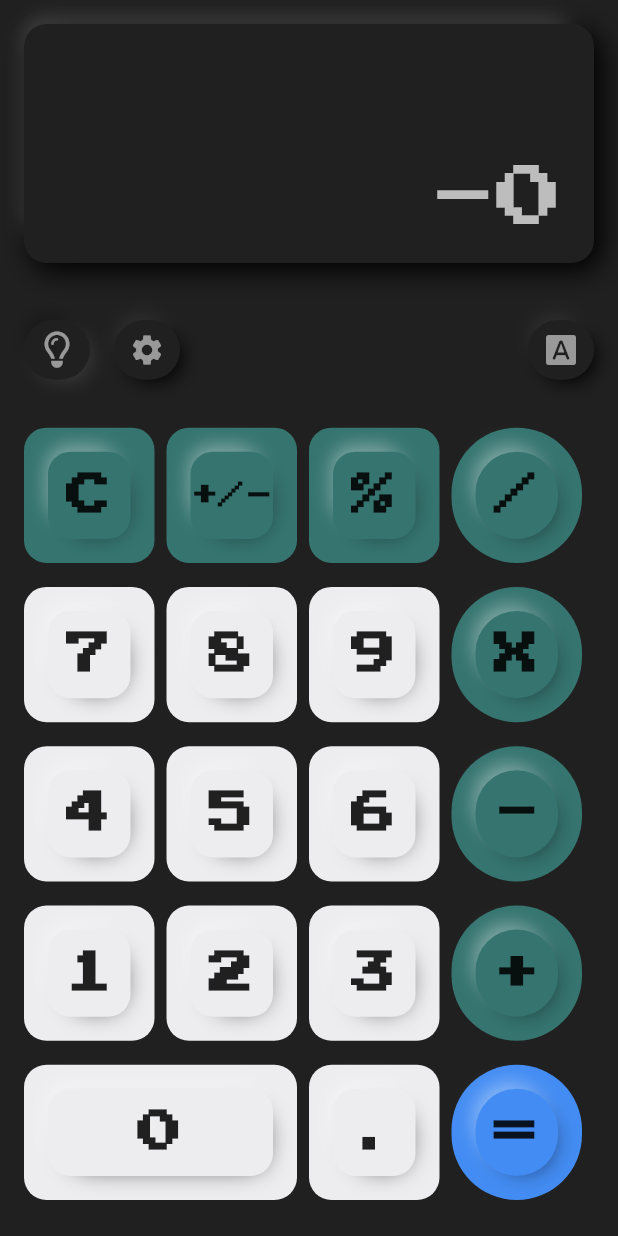
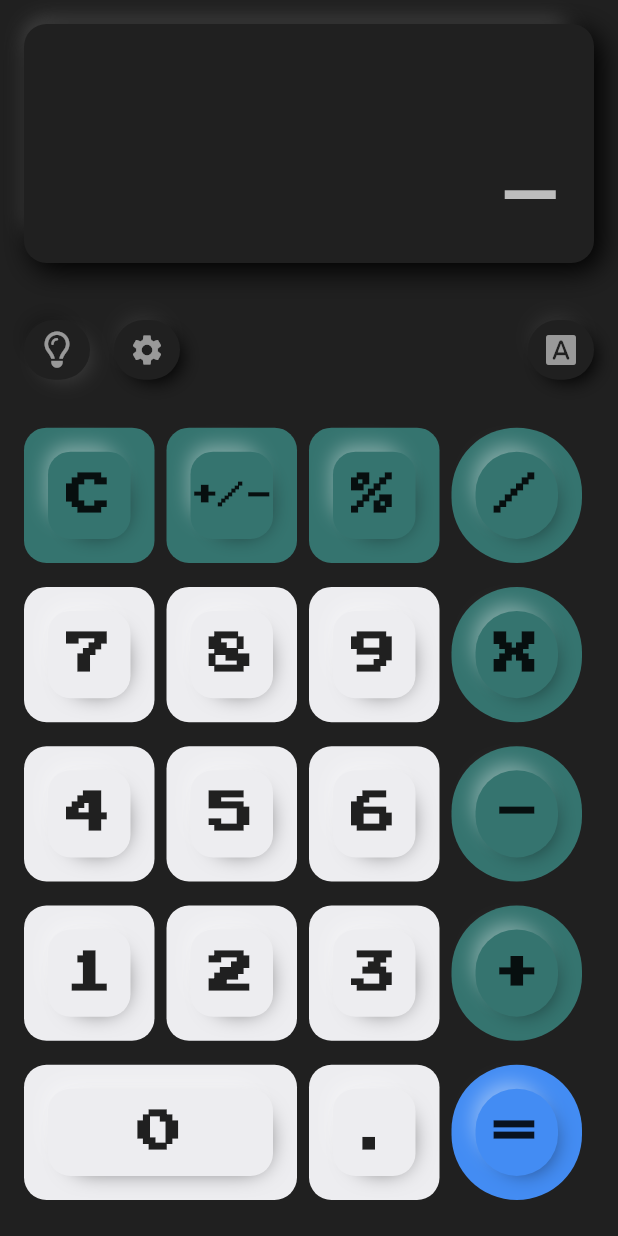
Before and after one commit to pedrooruass/Calculator-AT, a Flutter app: the screen it shows after launch, after a tap on the "dark mode" icon, after a tap on "+/-", on a phone screen of 412 x 824 dp. Run offline on Flutter 3.47's test engine with Material 2 defaults, Android fonts, the phone set to English and light mode, and no system bars; drawn by our look-alikes of auto_size_text; our stand-ins replace font_awesome_flutter, google_fonts, shared_preferences.

Commit message:
Fixing negative problems

```diff
--- a/lib/application/providers/calculation_provider.dart
+++ b/lib/application/providers/calculation_provider.dart
@@ -11,6 +11,9 @@ class CalculationProvider extends ChangeNotifier {
     if (showNumber == "0") {
       showNumber = "";
     }
+    if (showNumber == '-') {
+      showNumber = '-0';
+    }
     if (showNumber == '.') {
       showNumber = '0.';
     }
@@ -19,6 +22,9 @@ class CalculationProvider extends ChangeNotifier {
   }
 
   addSign() {
+    if (showNumber == "0") {
+      showNumber = "";
+    }
     if (showNumber.contains('-')) {
       showNumber = showNumber.replaceAll('-', '');
     } else {
--- a/lib/main.dart
+++ b/lib/main.dart
@@ -1,7 +1,6 @@
 import 'package:calculator_pj/application/providers/calculation_provider.dart';
 import 'package:calculator_pj/application/providers/decoration_provider.dart';
 import 'package:calculator_pj/ui/features/home_page/home_page.dart';
-import 'package:device_preview/device_preview.dart';
 import 'package:flutter/material.dart';
 import 'package:flutter/services.dart';
 import 'package:provider/provider.dart';
@@ -11,12 +10,12 @@ main() {
   SystemChrome.setPreferredOrientations([DeviceOrientation.portraitUp])
       .then((_) {
     runApp(
-      DevicePreview(
-        builder: (context) {
-          return const MyApp();
-        },
-      ),
-    );
+        // DevicePreview(
+        // builder: (context) {
+        const MyApp()
+        // },
+        // ),
+        );
   });
 }
 
@@ -44,8 +43,8 @@ class MyApp extends StatelessWidget {
             ),
             debugShowCheckedModeBanner: false,
             // themeMode: decorationProvider.currentTheme(),
-            builder: DevicePreview.appBuilder,
-            locale: DevicePreview.locale(context),
+            // builder: DevicePreview.appBuilder,
+            // locale: DevicePreview.locale(context),
             home: const HomePage(),
           );
         },
```
